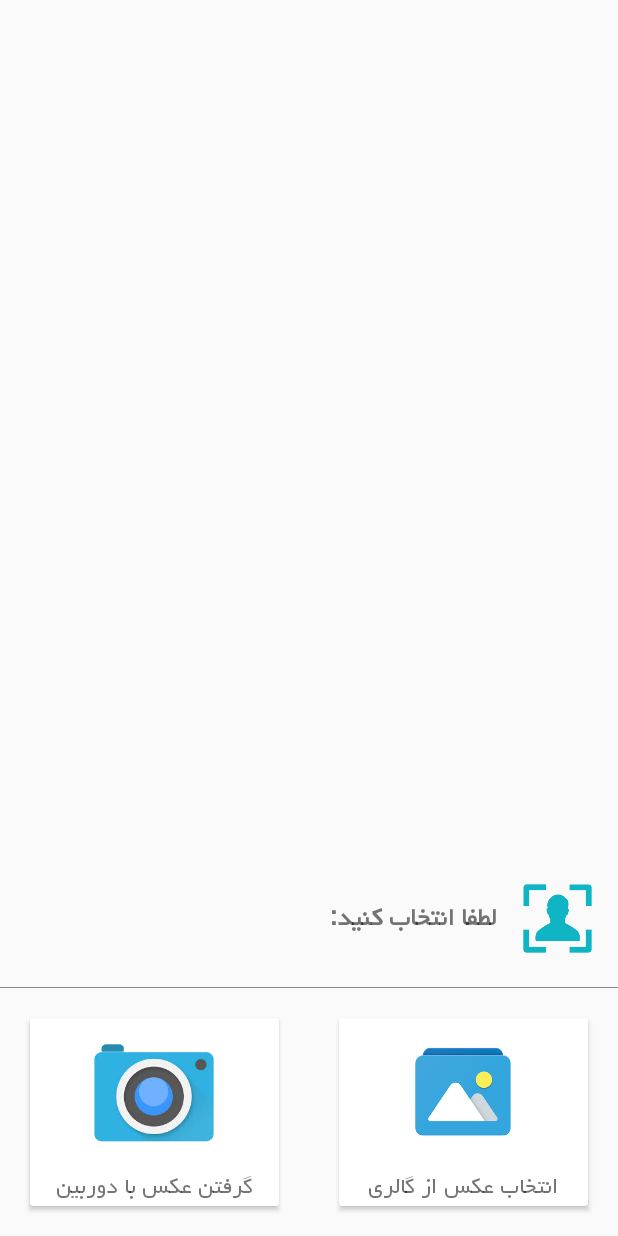
After one commit to rohanimorteza/BottomNavigationTemplate, an Android app: the layout bottomsheet.xml on its own in the app's theme, with its tools: preview values and no code run, on a phone screen of 412 x 824 dp. The commit adds this screen. Run offline under Robolectric (Android 15) with nearby library versions, the phone set to English and light mode, and no system bars.

Commit message:
012 added Image selection Bottom Sheet Dialog ?camera ?Gallery

```diff
--- a/app/src/main/java/com/example/mortrza/mybottomnavigationtemplate/FRAGMENTS/NewUserFragment.java
+++ b/app/src/main/java/com/example/mortrza/mybottomnavigationtemplate/FRAGMENTS/NewUserFragment.java
@@ -8,7 +8,10 @@ import android.os.Bundle;
 import android.provider.MediaStore;
 import android.support.annotation.NonNull;
 import android.support.annotation.Nullable;
+import android.support.design.widget.BottomSheetDialog;
 import android.support.v4.app.Fragment;
+import android.support.v7.widget.CardView;
+import android.view.Gravity;
 import android.view.LayoutInflater;
 import android.view.View;
 import android.view.ViewGroup;
@@ -39,6 +42,8 @@ public class NewUserFragment extends Fragment {
     EditText name;
     LinearLayout imgselect;
     byte[] imageInByte;
+    BottomSheetDialog mBottomSheetDialog;
+
 
     List<String> EducationNames = new ArrayList<>();
     List<String> EducationIDs  = new ArrayList<>();
@@ -66,8 +71,7 @@ public class NewUserFragment extends Fragment {
         imgselect.setOnClickListener(new View.OnClickListener() {
             @Override
             public void onClick(View v) {
-                Intent intent  = new Intent(Intent.ACTION_PICK,MediaStore.Images.Media.EXTERNAL_CONTENT_URI);
-                startActivityForResult(intent,1);
+                openBottomSheet(v);
 
             }
         });
@@ -142,6 +146,42 @@ public class NewUserFragment extends Fragment {
 
     }
 
+    public void openBottomSheet(View v){
+
+        View view = getLayoutInflater().inflate(R.layout.bottomsheet,null);
+        mBottomSheetDialog = new BottomSheetDialog(getContext());
+        mBottomSheetDialog.setContentView(view);
+        mBottomSheetDialog.setCancelable(true);
+        mBottomSheetDialog.getWindow().setLayout(LinearLayout.LayoutParams.MATCH_PARENT,LinearLayout.LayoutParams.WRAP_CONTENT);
+        mBottomSheetDialog.getWindow().setGravity(Gravity.BOTTOM);
+        mBottomSheetDialog.show();
+
+        CardView camera,Gallery;
+        camera = view.findViewById(R.id.crd_bs_camera);
+        Gallery = view.findViewById(R.id.crd_bs_gallery);
+
+        camera.setOnClickListener(new View.OnClickListener() {
+            @Override
+            public void onClick(View v) {
+                mBottomSheetDialog.dismiss();
+                Intent intent  = new Intent(MediaStore.ACTION_IMAGE_CAPTURE);
+                startActivityForResult(intent,2);
+
+            }
+        });
+
+        Gallery.setOnClickListener(new View.OnClickListener() {
+            @Override
+            public void onClick(View v) {
+                mBottomSheetDialog.dismiss();
+                Intent intent  = new Intent(Intent.ACTION_PICK,MediaStore.Images.Media.EXTERNAL_CONTENT_URI);
+                startActivityForResult(intent,1);
+
+            }
+        });
+
+
+    }
 
     @Override
     public void onActivityResult(int requestCode, int resultCode, Intent data) {
@@ -157,6 +197,13 @@ public class NewUserFragment extends Fragment {
             }
         }
 
+        if(requestCode==2 && resultCode==RESULT_OK && data!=null ){
+
+            Bitmap photo = (Bitmap) data.getExtras().get("data");
+            imgg.setImageBitmap(photo);
+
+        }
+
     }
 
 }
--- /dev/null
+++ b/app/src/main/res/layout/bottomsheet.xml
@@ -0,0 +1,113 @@
+<?xml version="1.0" encoding="utf-8"?>
+<LinearLayout
+    android:gravity="bottom"
+    android:orientation="vertical"
+    xmlns:android="http://schemas.android.com/apk/res/android" android:layout_width="match_parent"
+    android:layout_height="match_parent">
+
+    <LinearLayout
+        android:layout_width="match_parent"
+        android:layout_height="wrap_content"
+        android:layout_margin="15dp"
+        android:gravity="right"
+        android:orientation="horizontal">
+
+        <TextView
+            android:layout_width="wrap_content"
+            android:layout_height="wrap_content"
+            android:layout_marginLeft="15dp"
+            android:layout_marginRight="15dp"
+            android:textSize="20dp"
+            android:fontFamily="@font/yekan"
+            android:textStyle="bold"
+            android:layout_gravity="center_vertical"
+            android:text="لطفا انتخاب کنید:"/>
+
+        <ImageView
+            android:src="@mipmap/ico_selectimage"
+            android:layout_width="50dp"
+            android:layout_height="50dp" />
+
+
+    </LinearLayout>
+    <View
+        android:layout_marginTop="5dp"
+        android:layout_width="match_parent"
+        android:layout_height="0.5dp"
+        android:background="#8c8686"/>
+
+    <LinearLayout
+        android:layout_width="match_parent"
+        android:layout_height="wrap_content"
+        android:orientation="horizontal">
+
+        <android.support.v7.widget.CardView
+            android:id="@+id/crd_bs_camera"
+            android:layout_weight="0.5"
+            android:layout_width="0dp"
+            android:layout_margin="20dp"
+            android:elevation="5dp"
+            android:layout_height="wrap_content">
+
+            <LinearLayout
+                android:gravity="center"
+                android:layout_width="match_parent"
+                android:layout_height="wrap_content"
+                android:orientation="vertical">
+
+                <ImageView
+                    android:layout_width="80dp"
+                    android:layout_height="80dp"
+                    android:layout_margin="10dp"
+                    android:src="@mipmap/ico_camera"
+                    />
+
+                <TextView
+                    android:layout_width="match_parent"
+                    android:layout_height="wrap_content"
+                    android:fontFamily="@font/yekan"
+                    android:textAlignment="center"
+                    android:textSize="18dp"
+                    android:text="گرفتن عکس با دوربین"/>
+
+            </LinearLayout>
+
+
+        </android.support.v7.widget.CardView>
+
+        <android.support.v7.widget.CardView
+            android:layout_weight="0.5"
+            android:id="@+id/crd_bs_gallery"
+            android:layout_width="0dp"
+            android:layout_margin="20dp"
+            android:elevation="5dp"
+            android:layout_height="wrap_content">
+
+            <LinearLayout
+                android:gravity="center"
+                android:layout_width="match_parent"
+                android:layout_height="wrap_content"
+                android:orientation="vertical">
+
+                <ImageView
+                    android:layout_margin="10dp"
+                    android:layout_width="80dp"
+                    android:layout_height="80dp"
+                    android:src="@mipmap/ico_gallery"
+                    />
+
+                <TextView
+                    android:layout_width="match_parent"
+                    android:layout_height="wrap_content"
+                    android:textAlignment="center"
+                    android:fontFamily="@font/yekan"
+                    android:textSize="18dp"
+                    android:text="انتخاب عکس از گالری"/>
+
+            </LinearLayout>
+
+
+        </android.support.v7.widget.CardView>
+
+    </LinearLayout>
+</LinearLayout>
--- a/app/src/main/res/layout/fragment_newuser.xml
+++ b/app/src/main/res/layout/fragment_newuser.xml
@@ -46,6 +46,8 @@
             android:layout_width="match_parent"
             android:layout_height="wrap_content"
             android:fontFamily="@font/yekan"
+            android:textSize="20dp"
+            android:textStyle="bold"
             android:text="انتخاب تصویر"/>
 
         <ImageView
@@ -54,7 +56,7 @@
             android:id="@+id/img_new_pic"
             android:layout_width="100dp"
             android:layout_height="100dp"
-            android:src="@mipmap/ico_std"/>
+            android:src="@mipmap/ico_selectimage"/>
 
 
     </LinearLayout>
```
Also changed, not shown: app/src/main/res/mipmap-hdpi/ico_camera.png (added), app/src/main/res/mipmap-hdpi/ico_gallery.png (added), app/src/main/res/mipmap-hdpi/ico_selectimage.png (added).
